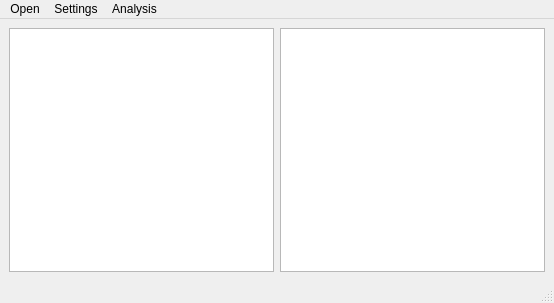
Before: the Qt Designer form src/UglyVCF/mainwindow.ui in emilpaulitz/ProgrammierProjekt2019, drawn with Qt 5.
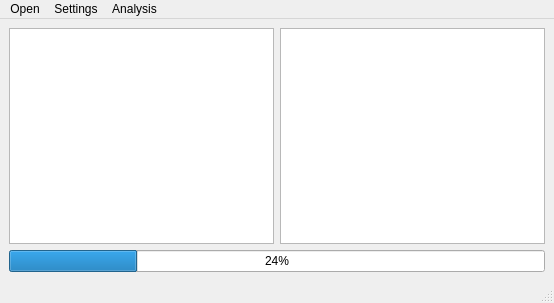
After: the same form once the commit is applied. Icons and pictures are not drawn.

```diff
--- a/src/UglyVCF/mainwindow.ui
+++ b/src/UglyVCF/mainwindow.ui
@@ -33,6 +33,13 @@
       </property>
      </widget>
     </item>
+    <item row="1" column="0" colspan="2">
+     <widget class="QProgressBar" name="progressPullingAll">
+      <property name="value">
+       <number>24</number>
+      </property>
+     </widget>
+    </item>
    </layout>
   </widget>
   <widget class="QMenuBar" name="menubar">
```
